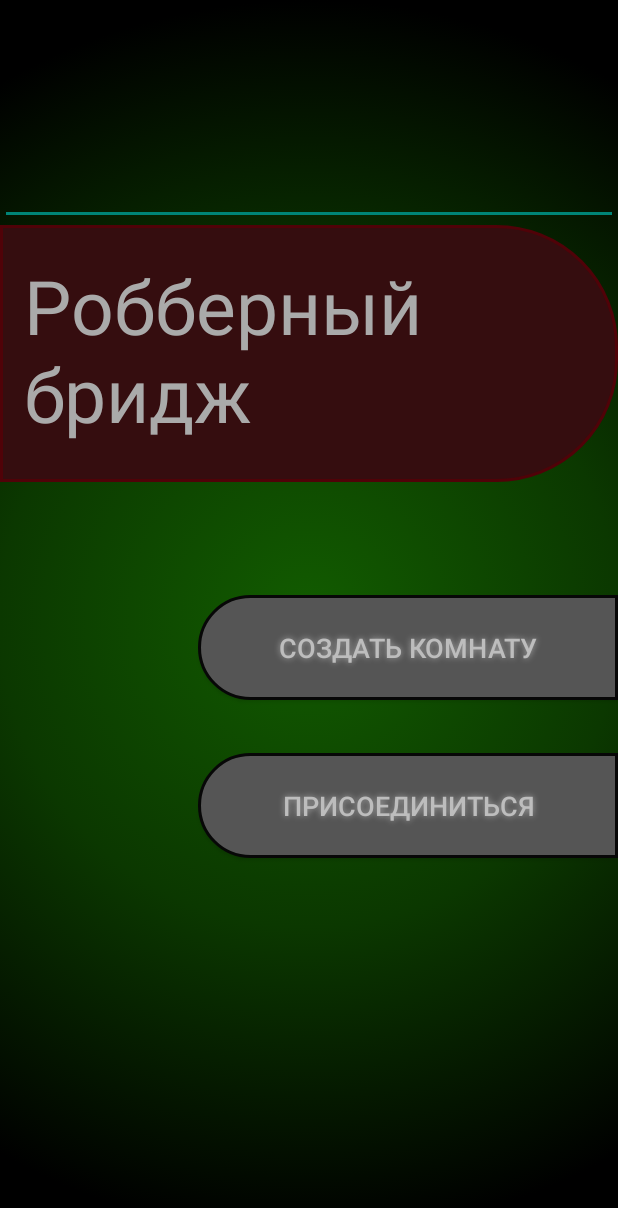
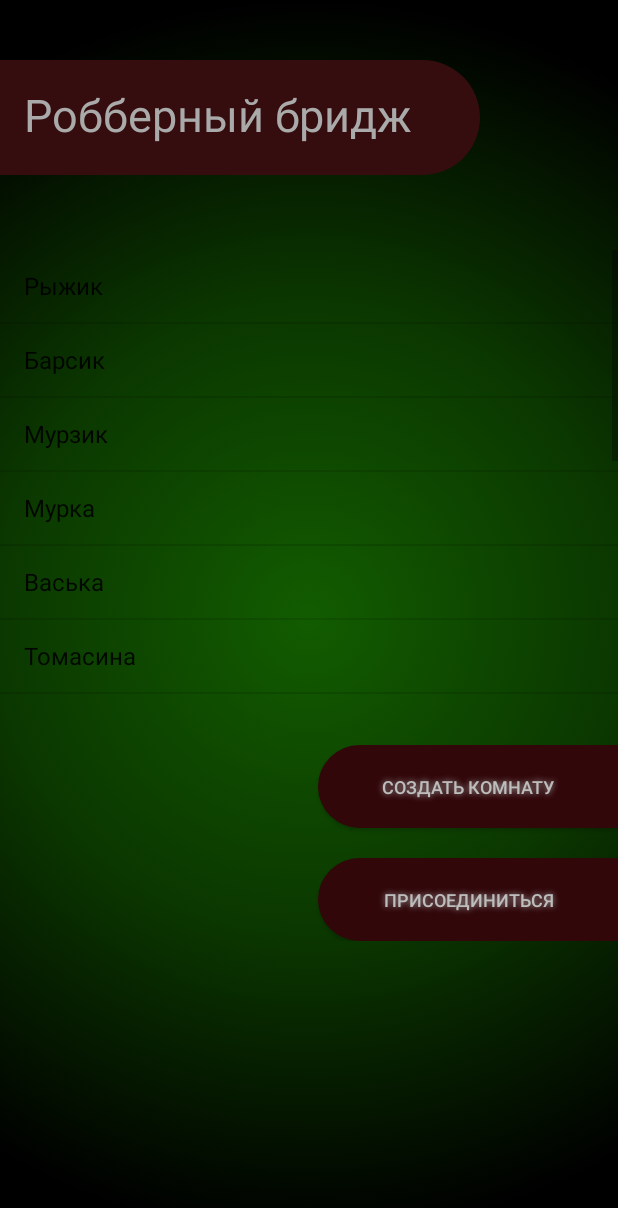
Before and after one commit to nickkkcc/Bridge-game, an Android app: the MenuActivity screen opened directly, with no data from a screen before it, on a phone screen of 412 x 824 dp. Shown: the top 1208 px of the screen. Run offline under Robolectric (Android 15) with nearby library versions, the phone set to English and light mode, and no system bars.

Commit message:
Added list view, fixed some button shapes

```diff
--- a/Bridge-android/app/src/main/java/ru/poly/bridgeandroid/MenuActivity.java
+++ b/Bridge-android/app/src/main/java/ru/poly/bridgeandroid/MenuActivity.java
@@ -5,7 +5,9 @@ import androidx.appcompat.app.AppCompatActivity;
 import android.content.Intent;
 import android.os.Bundle;
 import android.view.View;
+import android.widget.ArrayAdapter;
 import android.widget.Button;
+import android.widget.ListView;
 
 public class MenuActivity extends AppCompatActivity {
 
@@ -17,6 +19,19 @@ public class MenuActivity extends AppCompatActivity {
         final Button create_game_btn = findViewById(R.id.create_btn);
         final Button join_game_btn = findViewById(R.id.join_btn);
 
+        ListView listView = findViewById(R.id.listView);
+
+        final String[] catNames = new String[] {
+                "Рыжик", "Барсик", "Мурзик", "Мурка", "Васька",
+                "Томасина", "Кристина", "Пушок", "Дымка", "Кузя",
+                "Китти", "Масяня", "Симба"
+        };
+
+        ArrayAdapter<String> adapter = new ArrayAdapter<>(this,
+                android.R.layout.simple_list_item_1, catNames);
+
+        listView.setAdapter(adapter);
+
         create_game_btn.setOnClickListener(new View.OnClickListener() {
             @Override
             public void onClick(View v) {
--- a/Bridge-android/app/src/main/res/drawable/button_style.xml
+++ b/Bridge-android/app/src/main/res/drawable/button_style.xml
@@ -1,7 +1,6 @@
 <?xml version="1.0" encoding="utf-8"?>
 <shape xmlns:android="http://schemas.android.com/apk/res/android">
-    <solid android:color="#555555"/>
+    <solid android:color="#31070A"/>
     <corners android:bottomLeftRadius="100dp"
         android:topLeftRadius="100dp"/>
-    <stroke android:width="2dp" android:color="#070707"/>
 </shape>
--- a/Bridge-android/app/src/main/res/drawable/text_background.xml
+++ b/Bridge-android/app/src/main/res/drawable/text_background.xml
@@ -3,5 +3,4 @@
     <solid android:color="#350D0F"/>
     <corners android:bottomRightRadius="80dp"
         android:topRightRadius="80dp"/>
-    <stroke android:width="2dp" android:color="#500208"/>
 </shape>
--- a/Bridge-android/app/src/main/res/layout/activity_menu.xml
+++ b/Bridge-android/app/src/main/res/layout/activity_menu.xml
@@ -7,50 +7,56 @@
     android:orientation="vertical" >
 
     <EditText
+        android:layout_width="320dp"
+        android:layout_height="wrap_content"
+        android:layout_marginBottom="50dp"
+        android:layout_marginTop="40dp"
+        android:text="Робберный бридж"
+        android:textSize="30dp"
+        android:gravity="left"
+        android:textColor="#aaaaaa"
+        android:paddingLeft="16dp"
+        android:paddingBottom="20dp"
+        android:paddingTop="16dp"
+        android:background="@drawable/text_background"
+        />
+    <ListView
         android:layout_width="match_parent"
-        android:layout_height="150dp"/>
+        android:layout_height="300dp"
+        android:id="@+id/listView"
+        android:layout_marginBottom="20dp"
+        >
+    </ListView>
 
-    <EditText
+    <LinearLayout
         android:layout_width="match_parent"
         android:layout_height="wrap_content"
-        android:text="Робберный бридж"
-        android:textSize="50dp"
-        android:textColor="#aaaaaa"
-        android:paddingLeft="16dp"
-        android:paddingBottom="25dp"
-        android:paddingTop="20dp"
-        android:background="@drawable/text_background"
-        />
-    <LinearLayout
-        android:layout_width="match_parent"
-        android:layout_height="300dp"
-        android:paddingTop="75dp"
-        android:paddingBottom="40dp"
+        android:paddingTop="10dp"
+        android:paddingBottom="0dp"
         android:orientation="vertical" >
-
         <Button
             android:id="@+id/create_btn"
             android:layout_gravity="right"
             android:text="СОЗДАТЬ КОМНАТУ"
             android:textColor="#BDBDBD"
-            android:textSize="18sp"
-            android:layout_width="280dp"
-            android:layout_height="70dp"
+            android:textSize="12sp"
+            android:layout_width="200dp"
+            android:layout_height="55dp"
             android:background="@drawable/button_style"
             android:shadowColor="#A8A8A8"
             android:shadowDx="0"
             android:shadowDy="0"
             android:shadowRadius="5"
-            android:layout_marginBottom="35dp"
+            android:layout_marginBottom="20dp"
             />
         <Button
             android:id="@+id/join_btn"
             android:layout_gravity="right"
             android:text="ПРИСОЕДИНИТЬСЯ"
             android:textColor="#BDBDBD"
-            android:textSize="18sp"
-            android:layout_width="280dp"
-            android:layout_height="70dp"
+            android:textSize="12sp"
+            android:layout_width="200dp"
+            android:layout_height="55dp"
             android:background="@drawable/button_style"
             android:shadowColor="#A8A8A8"
             android:shadowDx="0"
--- a/Bridge-android/app/src/main/res/values/themes.xml
+++ b/Bridge-android/app/src/main/res/values/themes.xml
@@ -4,7 +4,7 @@
         <!-- Primary brand color. -->
         <item name="colorPrimary">#31070A</item>
         <item name="colorPrimaryVariant">@color/purple_700</item>
-        <item name="colorOnPrimary">@color/white</item>
+        <item name="colorOnPrimary">@color/black</item>
         <!-- Secondary brand color. -->
         <item name="colorSecondary">@color/teal_200</item>
         <item name="colorSecondaryVariant">@color/teal_700</item>
@@ -17,8 +17,8 @@
     <style name="Theme.BridgeAndroid.Fullscreen" parent="Theme.BridgeAndroid">
         <item name="android:actionBarStyle">@style/Widget.Theme.BridgeAndroid.ActionBar.Fullscreen
         </item>
-        <item name="android:windowActionBarOverlay">true</item>
-        <item name="android:windowBackground">@null</item>
+        <item name="android:windowActionBarOverlay">false</item>
+        <item name="android:windowBackground">@color/white</item>
     </style>
 
     <style name="Theme.BridgeAndroid.FullscreenGame" parent="Theme.BridgeAndroid">
```
